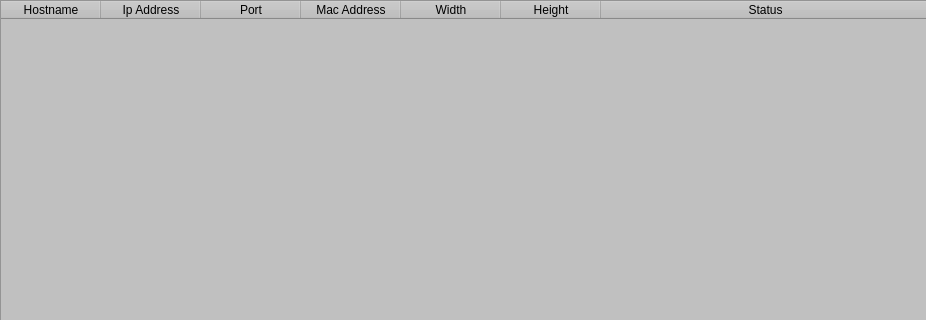
The window that RAT_FinalProject/Server/UI/MainWindow.ui (dnTTT/FinalProject) describes before a commit, drawn with Qt 5; both pictures show x 0 to 926 and y 0 to 320 of the 926 by 571 pixel window.
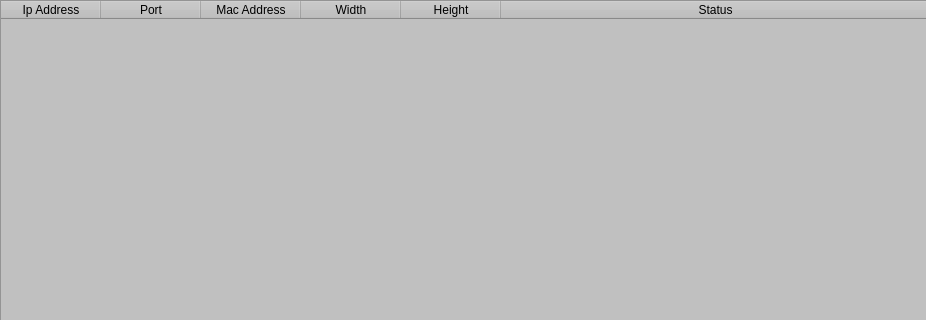
The same window after the commit.

The edit to the form file:
```diff
--- a/RAT_FinalProject/Server/UI/MainWindow.ui
+++ b/RAT_FinalProject/Server/UI/MainWindow.ui
@@ -97,11 +97,6 @@
      <attribute name="verticalHeaderStretchLastSection">
       <bool>false</bool>
      </attribute>
-     <column>
-      <property name="text">
-       <string>Hostname</string>
-      </property>
-     </column>
      <column>
       <property name="text">
        <string>Ip Address</string>
```
